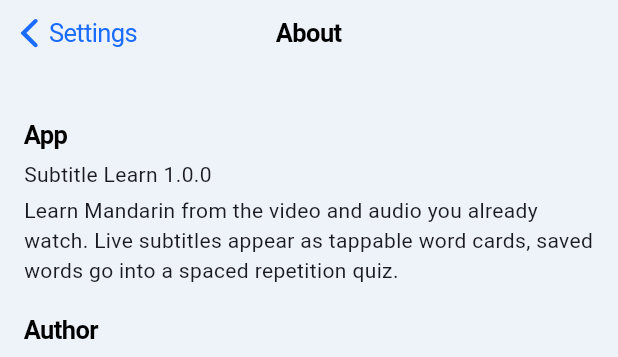
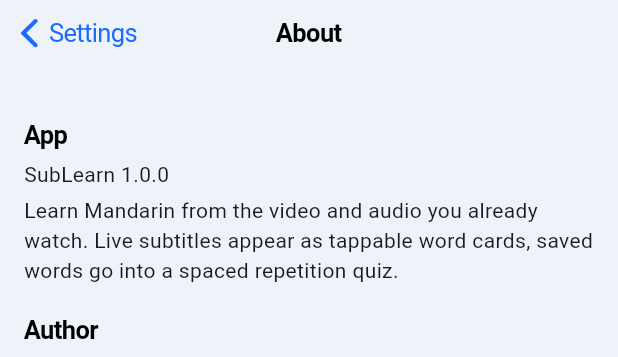
Before and after one commit to josh-b-s/SubLearn, a Flutter app: the AboutScreen widget shown alone on an empty page, opened directly, on a phone screen of 412 x 824 dp. Shown: the top 357 px of the screen. Run offline on Flutter 3.47's test engine with Material 3 defaults, Android fonts, the light colour scheme and no system bars; our stand-ins replace fl_chart, flutter_local_notifications, flutter_riverpod, flutter_secure_storage, flutter_tts, shared_preferences and 2 more; missing offline and left inert: app_settings, fluttersdk_wind, record, sherpa_onnx; accounts and stored records are empty.

Commit message:
renamed all to SubLearn

```diff
--- a/lib/app.dart
+++ b/lib/app.dart
@@ -28,7 +28,7 @@
     final appearance = ref.watch(settingsProvider.select((s) => s.appearance));
     final seen = ref.watch(settingsProvider.select((s) => s.hasSeenOnboarding));
     return CupertinoApp(
-      title: 'Subtitle Learn',
+      title: 'SubLearn',
       theme: AppTheme.of(appearance.brightness),
       // Wind needs the resolved brightness, so System is read from the platform here, inside the app where it updates.
       builder: (context, child) => WindTheme(
--- a/lib/ui/screen_share/screen_share_setup_view.dart
+++ b/lib/ui/screen_share/screen_share_setup_view.dart
@@ -57,7 +57,7 @@
         const SizedBox(height: 24),
         if (waiting) ...[
           Text(
-            'In the sheet that opened, choose Subtitle Learn and tap Start Broadcast.',
+            'In the sheet that opened, choose SubLearn and tap Start Broadcast.',
             style: text.bodyMedium,
           ),
           const SizedBox(height: 12),
--- a/lib/ui/settings/about_screen.dart
+++ b/lib/ui/settings/about_screen.dart
@@ -16,7 +16,7 @@
         padding: const EdgeInsets.all(16),
         children: [
           const _Heading('App'),
-          const Text('Subtitle Learn 1.0.0'),
+          const Text('SubLearn 1.0.0'),
           const SizedBox(height: 4),
           const Text(
             'Learn Mandarin from the video and audio you already watch. Live subtitles appear as tappable word cards, saved words go into a spaced repetition quiz.',
--- a/lib/ui/settings/reminder_settings_section.dart
+++ b/lib/ui/settings/reminder_settings_section.dart
@@ -29,7 +29,7 @@
           final openSettings = await showConfirmAlert(
             context,
             title: 'Notifications are off',
-            message: 'Allow notifications for Subtitle Learn in your device settings to get review reminders.',
+            message: 'Allow notifications for SubLearn in your device settings to get review reminders.',
             confirmLabel: 'Open Settings',
           );
           if (openSettings) AppSettings.openAppSettings(type: AppSettingsType.notification);
--- a/lib/ui/subtitle_window/subtitle_window_header.dart
+++ b/lib/ui/subtitle_window/subtitle_window_header.dart
@@ -53,7 +53,7 @@
           ),
           Semantics(
             button: true,
-            label: 'Open Subtitle Learn',
+            label: 'Open SubLearn',
             child: GestureDetector(
               behavior: HitTestBehavior.opaque,
               onTap: onOpenApp,
```
Also changed, not shown: 6 other files.
